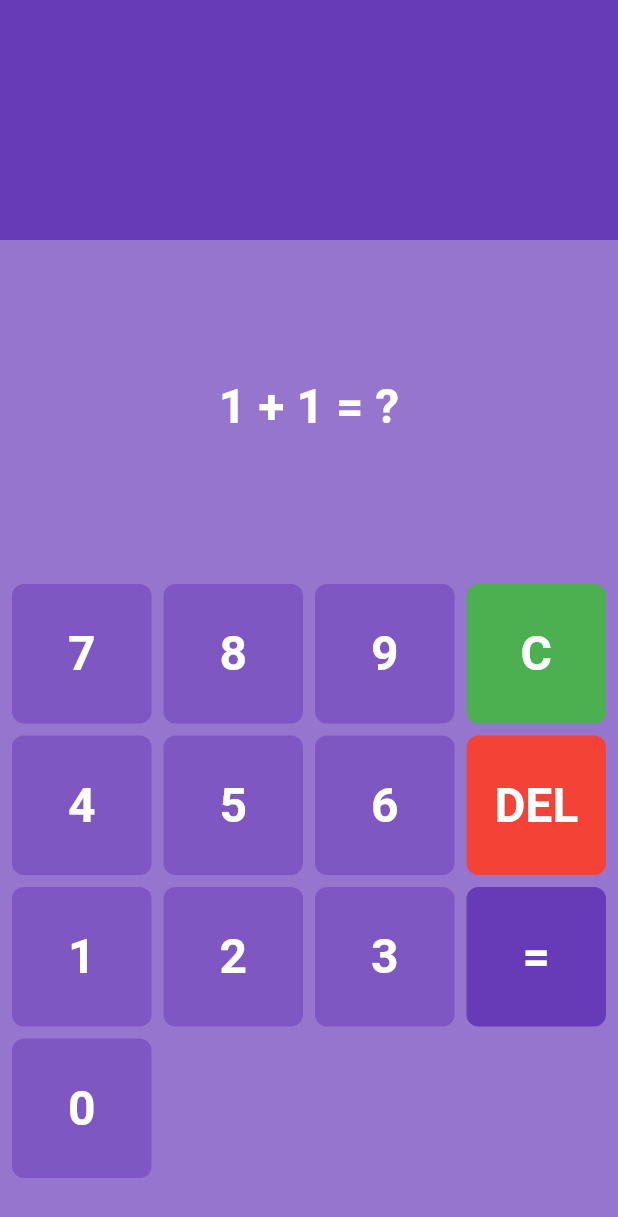
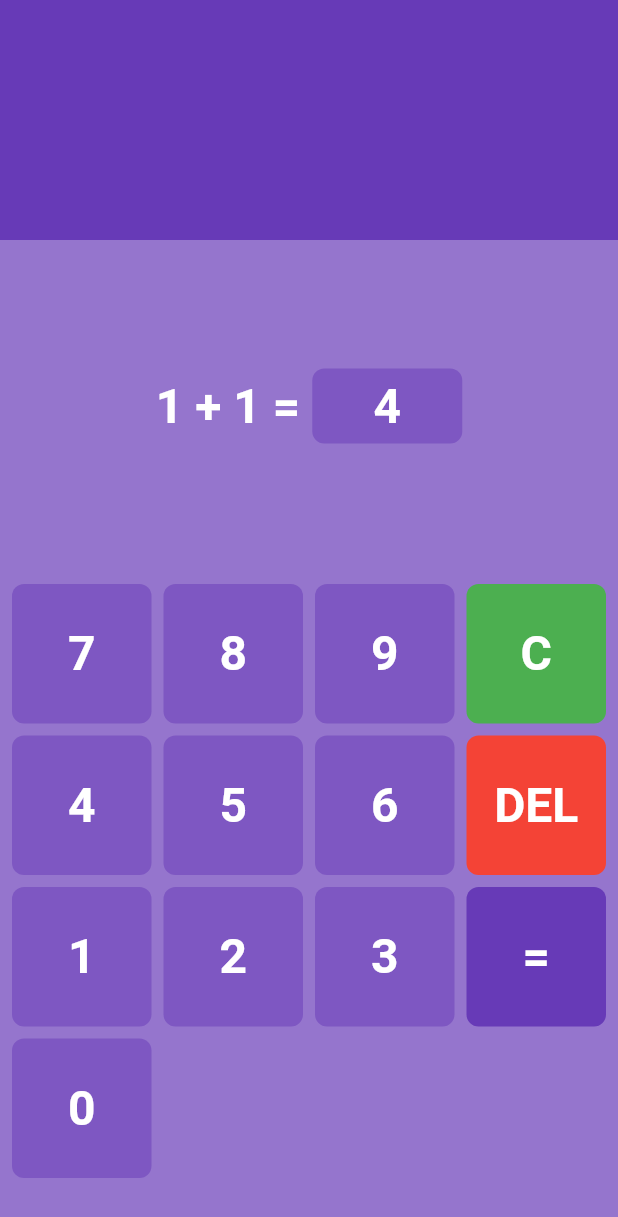
Before and after one commit to ahmedalgzery/Math-Game-App, a Flutter app: the screen it shows after launch, on a phone screen of 412 x 824 dp. Shown: the top 1217 px of the screen. Run offline on Flutter 3.47's test engine with Material 2 defaults, Android fonts, the phone set to English and light mode, and no system bars.

Commit message:
add qustion design

```diff
--- a/lib/pages/home_page.dart
+++ b/lib/pages/home_page.dart
@@ -1,6 +1,7 @@
 import 'package:flutter/material.dart';
 import 'package:mathgame/const.dart';
 import 'package:mathgame/utils/widgets/custom_button.dart';
+import 'package:mathgame/utils/widgets/keyboard_number.dart';
 
 class HomePage extends StatefulWidget {
   const HomePage({super.key});
@@ -10,6 +11,7 @@ class HomePage extends StatefulWidget {
 }
 
 class _HomePageState extends State<HomePage> {
+  String userAnsewr = '4';
   @override
   Widget build(BuildContext context) {
     return Scaffold(
@@ -25,27 +27,39 @@ class _HomePageState extends State<HomePage> {
           Expanded(
             child: Container(
               child: Center(
-                child: Text(
-                  '1 + 1 = ?',
-                  style: whiteTextStyle,
+                child: Row(
+                  mainAxisAlignment: MainAxisAlignment.center,
+                  children: [
+                    //question
+                    Text(
+                      '1 + 1 = ',
+                      style: whiteTextStyle,
+                    ),
+                    //answer
+
+                    Container(
+                      height: 50,
+                      width: 100,
+                      decoration: BoxDecoration(
+                        borderRadius: BorderRadius.circular(8),
+                        color: Colors.deepPurple[400],
+                      ),
+                      child: Center(
+                        child: Text(
+                          userAnsewr,
+                          style: whiteTextStyle,
+                        ),
+                      ),
+                    ),
+                  ],
                 ),
               ),
             ),
           ),
           //section3
-          Expanded(
+          const Expanded(
             flex: 2,
-            child: Padding(
-              padding: const EdgeInsets.all(4.0),
-              child: GridView.builder(
-                  itemCount: numberPad.length,
-                  physics: const NeverScrollableScrollPhysics(),
-                  gridDelegate: const SliverGridDelegateWithFixedCrossAxisCount(
-                      crossAxisCount: 4),
-                  itemBuilder: (context, index) => CustomButton(
-                        number: numberPad[index],
-                      )),
-            ),
+            child: KeyboardNumber(),
           ),
         ],
       ),
--- /dev/null
+++ b/lib/utils/widgets/keyboard_number.dart
@@ -0,0 +1,24 @@
+import 'package:flutter/material.dart';
+import 'package:mathgame/const.dart';
+import 'package:mathgame/utils/widgets/custom_button.dart';
+
+class KeyboardNumber extends StatelessWidget {
+  const KeyboardNumber({
+    super.key,
+  });
+
+  @override
+  Widget build(BuildContext context) {
+    return Padding(
+      padding: const EdgeInsets.all(4.0),
+      child: GridView.builder(
+          itemCount: numberPad.length,
+          physics: const NeverScrollableScrollPhysics(),
+          gridDelegate: const SliverGridDelegateWithFixedCrossAxisCount(
+              crossAxisCount: 4),
+          itemBuilder: (context, index) => CustomButton(
+                number: numberPad[index],
+              )),
+    );
+  }
+}
```
